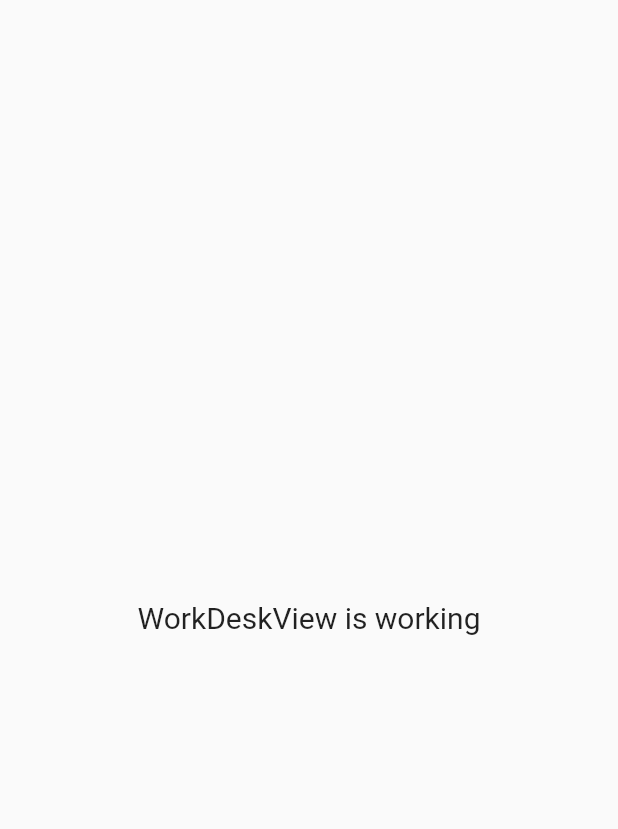
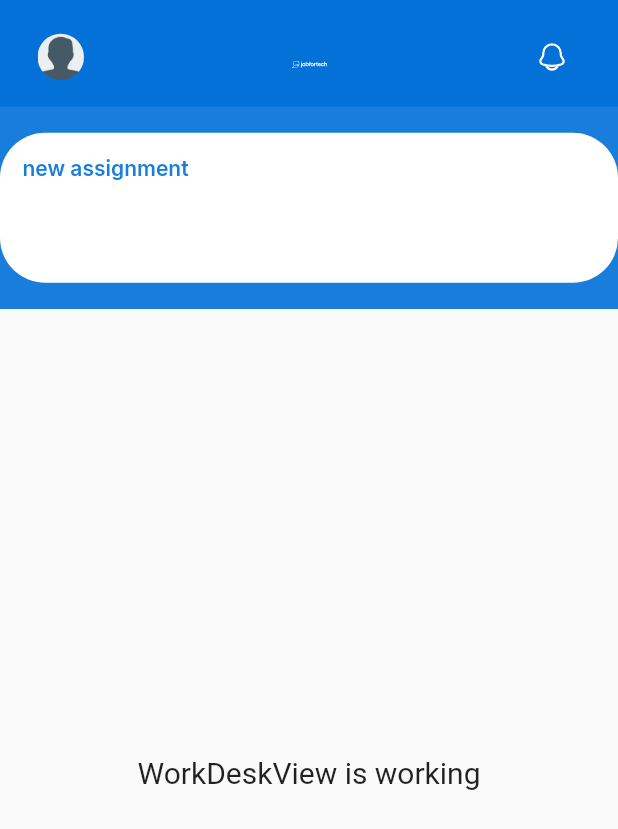
Before and after one commit to faizalhavid/jobfortech-app, a Flutter app: the WorkDeskView screen opened directly, on a phone screen of 412 x 824 dp. Shown: the top 829 px of the screen. Run offline on Flutter 3.47's test engine with Material 2 defaults, Android fonts, the phone set to English and light mode, and no system bars; our stand-ins replace flutter_svg, get, google_fonts; project files that could hold a hidden picture were left out.

Commit message:
feat: navigator

```diff
--- a/lib/app/modules/Dashboard/views/dashboard_view.dart
+++ b/lib/app/modules/Dashboard/views/dashboard_view.dart
@@ -32,6 +32,8 @@ class DashboardView extends GetView<DashboardController> {
     return Scaffold(
       backgroundColor: AppColor.lightGrey,
       appBar: AppHeaderbar(
+        type: 'dashboard',
+        expandAppbar: true,
         leading: InkWell(
           child: AppAvatar(),
           onTap: () {
--- a/lib/app/modules/Dashboard/views/work_desk_view.dart
+++ b/lib/app/modules/Dashboard/views/work_desk_view.dart
@@ -1,12 +1,44 @@
 import 'package:flutter/material.dart';
 
 import 'package:get/get.dart';
+import 'package:jobfortech/app/modules/Dashboard/controllers/dashboard_controller.dart';
+import 'package:jobfortech/app/modules/Menu/views/profile_view.dart';
+import 'package:jobfortech/components/AppAvatar/index.dart';
+import 'package:jobfortech/components/AppHeaderBar/index.dart';
+import 'package:jobfortech/constant/icons.dart';
+import 'package:jobfortech/constant/theme.dart';
 
 class WorkDeskView extends GetView {
   const WorkDeskView({Key? key}) : super(key: key);
   @override
   Widget build(BuildContext context) {
+    final notifyState = Get.put(DashboardController());
     return Scaffold(
+      appBar: AppHeaderbar(
+        expandAppbar: true,
+        type: 'work-desk',
+        leading: InkWell(
+          child: AppAvatar(),
+          onTap: () {
+            Get.to(() => ProfileView());
+          },
+        ),
+        title: AppIcon(
+          svgPath: 'assets/svgs/jobfortech-logo.svg',
+          size: 24,
+          editColor: true,
+          color: AppColor.white,
+        ),
+        actions: Obx(
+          () => AppIconButton(
+            svgPath: 'assets/svgs/notifications-bell.svg',
+            onPressed: () {
+              notifyState.isNotify.value = !notifyState.isNotify.value;
+            },
+            isbadge: notifyState.isNotify.value,
+          ),
+        ),
+      ),
       body: const Center(
         child: Text(
           'WorkDeskView is working',
```
Also changed, not shown: lib/components/AppHeaderBar/index.dart (+24 -6 lines).
